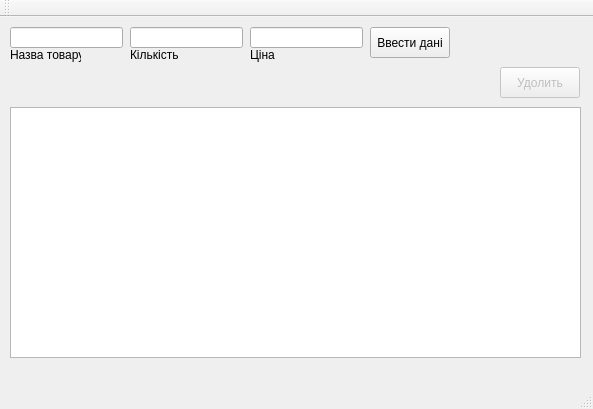
Before: the Qt Designer form mainwindow.ui in H1kki/Kursik, drawn with Qt 5.
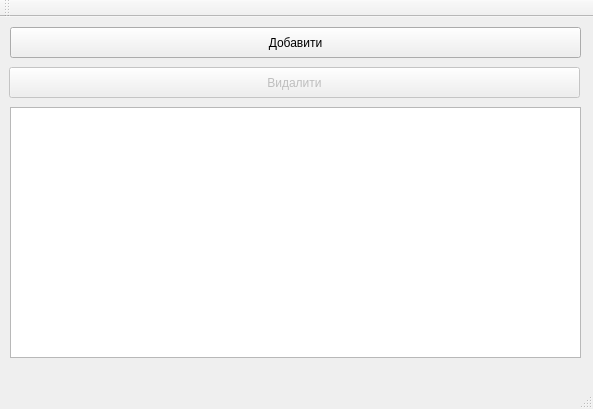
After: the same form once the commit is applied.

What changed in the file:
```diff
--- a/mainwindow.ui
+++ b/mainwindow.ui
@@ -24,102 +24,33 @@
      </rect>
     </property>
    </widget>
-   <widget class="QPushButton" name="pushButton">
-    <property name="geometry">
-     <rect>
-      <x>370</x>
-      <y>10</y>
-      <width>80</width>
-      <height>31</height>
-     </rect>
-    </property>
-    <property name="text">
-     <string>Ввести дані</string>
-    </property>
-   </widget>
-   <widget class="QLineEdit" name="lineEdit">
-    <property name="geometry">
-     <rect>
-      <x>10</x>
-      <y>10</y>
-      <width>113</width>
-      <height>21</height>
-     </rect>
-    </property>
-   </widget>
-   <widget class="QLineEdit" name="lineEdit_2">
-    <property name="geometry">
-     <rect>
-      <x>130</x>
-      <y>10</y>
-      <width>113</width>
-      <height>21</height>
-     </rect>
-    </property>
-   </widget>
-   <widget class="QLineEdit" name="lineEdit_3">
-    <property name="geometry">
-     <rect>
-      <x>250</x>
-      <y>10</y>
-      <width>113</width>
-      <height>21</height>
-     </rect>
-    </property>
-   </widget>
-   <widget class="QLabel" name="label">
-    <property name="geometry">
-     <rect>
-      <x>10</x>
-      <y>30</y>
-      <width>71</width>
-      <height>16</height>
-     </rect>
-    </property>
-    <property name="text">
-     <string>Назва товару</string>
-    </property>
-   </widget>
-   <widget class="QLabel" name="label_2">
-    <property name="geometry">
-     <rect>
-      <x>130</x>
-      <y>30</y>
-      <width>71</width>
-      <height>16</height>
-     </rect>
-    </property>
-    <property name="text">
-     <string>Кількість</string>
-    </property>
-   </widget>
-   <widget class="QLabel" name="label_3">
-    <property name="geometry">
-     <rect>
-      <x>250</x>
-      <y>30</y>
-      <width>71</width>
-      <height>16</height>
-     </rect>
-    </property>
-    <property name="text">
-     <string>Ціна</string>
-    </property>
-   </widget>
-   <widget class="QPushButton" name="pushButton_2">
+   <widget class="QPushButton" name="deleteData">
     <property name="enabled">
      <bool>false</bool>
     </property>
     <property name="geometry">
      <rect>
-      <x>500</x>
+      <x>9</x>
       <y>50</y>
-      <width>80</width>
+      <width>571</width>
       <height>31</height>
      </rect>
     </property>
     <property name="text">
-     <string>Удолить</string>
+     <string>Видалити</string>
+    </property>
+   </widget>
+   <widget class="QPushButton" name="insertData">
+    <property name="geometry">
+     <rect>
+      <x>10</x>
+      <y>10</y>
+      <width>571</width>
+      <height>31</height>
+     </rect>
+    </property>
+    <property name="text">
+     <string>Добавити</string>
     </property>
    </widget>
   </widget>
```
Left out of the diff: 2 changed lines with no effect on the pictures.
